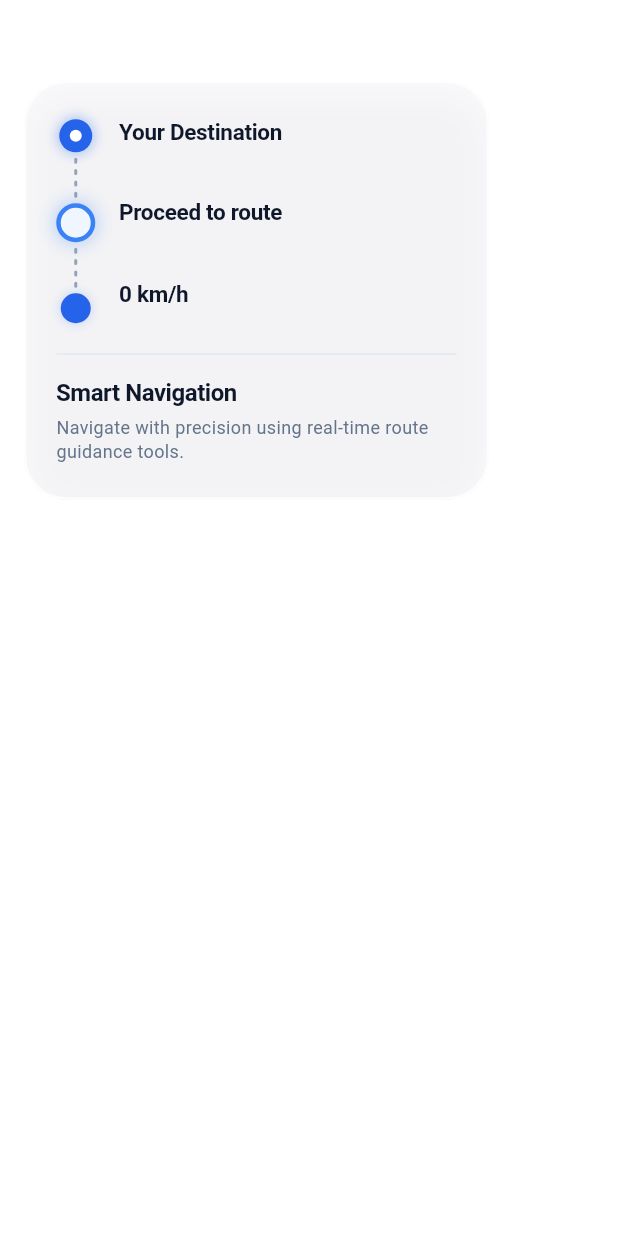
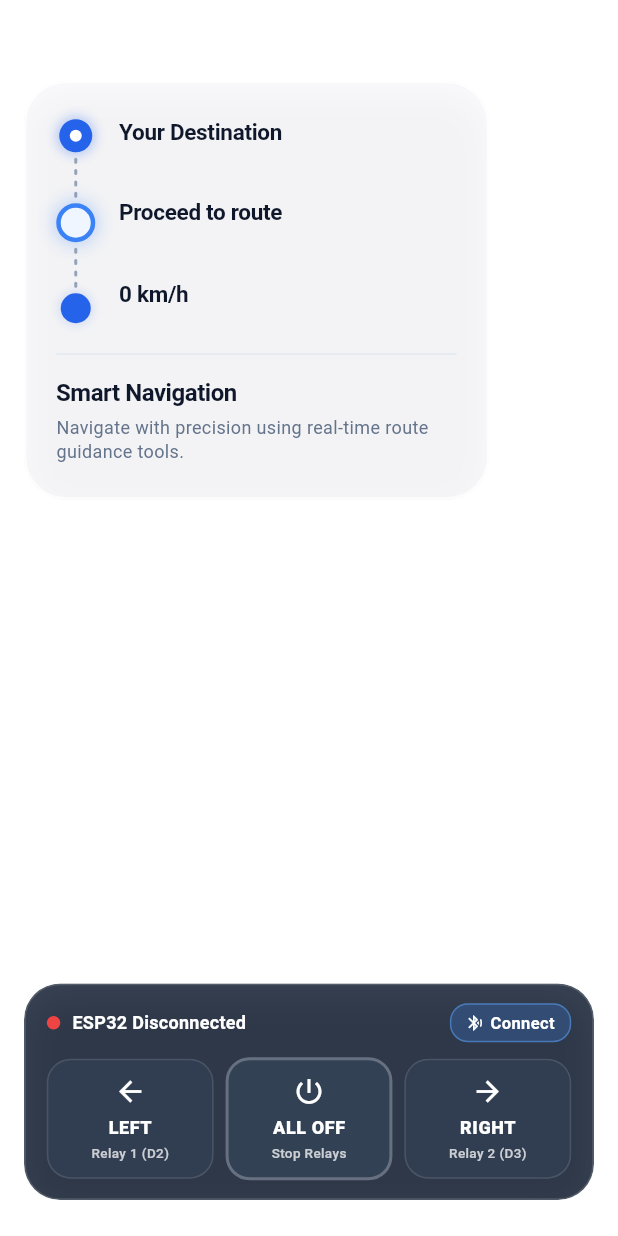
Before and after one commit to vistaratech/Rodeway, a Flutter app: the SmartNavigationScreen screen opened directly with empty values, on a phone screen of 412 x 824 dp. Run offline on Flutter 3.47's test engine with Material 3 defaults, Android fonts, the phone set to English and light mode, and no system bars; our stand-ins replace flutter_dotenv, geolocator, location, permission_handler, plugin_platform_interface, shared_preferences and 1 more; missing offline and left inert: dart:html, flutter_reactive_ble, google_navigation_flutter; accounts and stored records are empty; network calls fail.

Commit message:
Configure environment variables, secure API keys for Play Store, and update BLE indicator support

```diff
--- a/lib/main.dart
+++ b/lib/main.dart
@@ -1,7 +1,9 @@
 import 'package:cleadr/src/app.dart';
 import 'package:flutter/material.dart';
+import 'package:flutter_dotenv/flutter_dotenv.dart';
 
-void main() {
+Future<void> main() async {
   WidgetsFlutterBinding.ensureInitialized();
+  await dotenv.load(fileName: ".env");
   runApp(const CleadrApp());
 }
--- a/lib/src/screens/smart_navigation.dart
+++ b/lib/src/screens/smart_navigation.dart
@@ -1,8 +1,8 @@
 import 'dart:async';
 import 'dart:ui';
-import 'package:cleadr/src/screens/maps_navigation.dart';
 import 'package:cleadr/src/services/ble_service.dart';
 import 'package:cleadr/src/services/location_service.dart';
+import 'package:cleadr/src/util/indicator_control_panel.dart';
 import 'package:flutter/material.dart';
 import 'package:geolocator/geolocator.dart';
 import 'package:google_navigation_flutter/google_navigation_flutter.dart';
@@ -300,6 +300,16 @@ class _SmartNavigationScreenState extends State<SmartNavigationScreen> {
           ),
         ),
       ),
+
+      // Bottom Quick Indicator Controller
+      const Positioned(
+        bottom: 24,
+        left: 16,
+        right: 16,
+        child: SafeArea(
+          child: IndicatorControlPanel(),
+        ),
+      ),
     ],
   ),
 );
--- a/lib/src/services/ble_service.dart
+++ b/lib/src/services/ble_service.dart
@@ -3,6 +3,7 @@ import 'dart:convert';
 
 import 'package:cleadr/src/util/functions.dart';
 import 'package:flutter/foundation.dart';
+import 'package:flutter_dotenv/flutter_dotenv.dart';
 import 'package:flutter_reactive_ble/flutter_reactive_ble.dart';
 import 'package:permission_handler/permission_handler.dart';
 import 'package:shared_preferences/shared_preferences.dart';
@@ -27,11 +28,11 @@ class BleService {
   BleService._internal();
   static final BleService instance = BleService._internal();
 
-  // ── ESP32 BLE UUIDs ──
+  // ── ESP32 BLE UUIDs (loaded from .env) ──
   static final Uuid _serviceUuid =
-      Uuid.parse('4fafc201-1fb5-459e-8fcc-c5c9c331914b');
+      Uuid.parse(dotenv.env['BLE_SERVICE_UUID'] ?? '4fafc201-1fb5-459e-8fcc-c5c9c331914b');
   static final Uuid _characteristicUuid =
-      Uuid.parse('beb5483e-36e1-4688-b7f5-ea07361b26a8');
+      Uuid.parse(dotenv.env['BLE_CHARACTERISTIC_UUID'] ?? 'beb5483e-36e1-4688-b7f5-ea07361b26a8');
 
   // ── SharedPreferences key ──
   static const String _savedDeviceIdKey = 'ble_last_device_id';
@@ -45,6 +46,9 @@ class BleService {
 
   /// Notifies UI whenever a command is sent to ESP32 (e.g. 'RIGHT_ON', 'LEFT_ON', 'ALL_OFF')
   final ValueNotifier<String?> lastSentCommand = ValueNotifier(null);
+
+  /// Active indicator state for UI buttons: 'NONE', 'LEFT', 'RIGHT'
+  final ValueNotifier<String> activeIndicator = ValueNotifier('NONE');
 
   String? _connectedDeviceId;
   String? _connectedDeviceName;
@@ -312,6 +316,16 @@ class BleService {
             _stopReconnectTimer();
             _updateState(BleConnectionState.connected);
             debugLog('BleService: Connected to $deviceName ✓');
+
+            // Request low latency / high performance connection for instantaneous relay response
+            try {
+              _ble.requestConnectionPriority(
+                deviceId: deviceId,
+                priority: ConnectionPriority.highPerformance,
+              );
+            } catch (e) {
+              debugLog('BleService: Could not request high connection priority: $e');
+            }
             break;
 
           case DeviceConnectionState.disconnected:
@@ -374,39 +388,85 @@ class BleService {
   }
 
   // ─────────────────────────────────────────────
-  //  Sending Commands
+  //  Sending Commands & Manual Controls
   // ─────────────────────────────────────────────
 
+  void _updateActiveIndicatorFromCommand(String command) {
+    if (command.contains('LEFT')) {
+      activeIndicator.value = 'LEFT';
+    } else if (command.contains('RIGHT')) {
+      activeIndicator.value = 'RIGHT';
+    } else if (command.contains('OFF')) {
+      activeIndicator.value = 'NONE';
+    }
+  }
+
   /// Send a raw BLE command string to the ESP32.
-  Future<void> sendCommand(String command, {bool force = false}) async {
-    final timestamp = '${DateTime.now().hour}:${DateTime.now().minute.toString().padLeft(2, '0')}:${DateTime.now().second.toString().padLeft(2, '0')}';
+  Future<bool> sendCommand(String command, {bool force = false}) async {
+    final timestamp =
+        '${DateTime.now().hour}:${DateTime.now().minute.toString().padLeft(2, '0')}:${DateTime.now().second.toString().padLeft(2, '0')}';
+
+    _updateActiveIndicatorFromCommand(command);
 
     if (_writeCharacteristic == null) {
       debugLog('BleService: Cannot send "$command" — not connected');
       _lastBleCommand = command;
       lastSentCommand.value = '$command ($timestamp)';
-      return;
+      return false;
     }
 
     // Duplicate prevention (unless force is true)
     if (!force && command == _lastBleCommand) {
-      return;
+      return true;
     }
 
     try {
       final bytes = utf8.encode(command);
-      await _ble.writeCharacteristicWithResponse(
-        _writeCharacteristic!,
-        value: bytes,
-      );
+      // Attempt fast write without response first; fallback to with-response if unsupported
+      try {
+        await _ble.writeCharacteristicWithoutResponse(
+          _writeCharacteristic!,
+          value: bytes,
+        );
+      } catch (_) {
+        await _ble.writeCharacteristicWithResponse(
+          _writeCharacteristic!,
+          value: bytes,
+        );
+      }
       _lastBleCommand = command;
       lastSentCommand.value = '$command ($timestamp)';
       debugLog('BleService: Sent "$command" ✓');
-      print('[BleService] Successfully transmitted signal to ESP32: $command');
+      debugLog('[BleService] Successfully transmitted signal to ESP32: $command');
+      return true;
     } catch (e) {
       debugLog('BleService: Failed to send "$command": $e');
       lastSentCommand.value = '$command ($timestamp)';
+      return false;
     }
+  }
+
+  /// Toggle Left Indicator: If active, turn OFF; else turn LEFT ON.
+  Future<void> toggleLeft() async {
+    if (activeIndicator.value == 'LEFT') {
+      await sendCommand('ALL_OFF', force: true);
+    } else {
+      await sendCommand('LEFT_ON', force: true);
+    }
+  }
+
+  /// Toggle Right Indicator: If active, turn OFF; else turn RIGHT ON.
+  Future<void> toggleRight() async {
+    if (activeIndicator.value == 'RIGHT') {
+      await sendCommand('ALL_OFF', force: true);
+    } else {
+      await sendCommand('RIGHT_ON', force: true);
+    }
+  }
+
+  /// Force turn off all relays.
+  Future<void> turnOffAll() async {
+    await sendCommand('ALL_OFF', force: true);
   }
 
   // ─────────────────────────────────────────────
--- a/lib/src/util/constants.dart
+++ b/lib/src/util/constants.dart
@@ -1,4 +1,6 @@
 // ignore_for_file: constant_identifier_names
 
-const String GOOGLE_MAPS_API_KEY = "AIzaSyBC-9h-ad-8t_40wZCkUeB1TPhQUvfGelM";
-const int TARGET_LANE_LIMIT = 4;
+import 'package:flutter_dotenv/flutter_dotenv.dart';
+
+final String GOOGLE_MAPS_API_KEY = dotenv.env['GOOGLE_MAPS_API_KEY'] ?? '';
+final int TARGET_LANE_LIMIT = int.tryParse(dotenv.env['TARGET_LANE_LIMIT'] ?? '4') ?? 4;
--- /dev/null
+++ b/lib/src/util/indicator_control_panel.dart
@@ -0,0 +1,392 @@
+import 'dart:async';
+import 'dart:ui';
+import 'package:cleadr/src/services/ble_service.dart';
+import 'package:flutter/material.dart';
+import 'package:flutter/services.dart';
+
+/// A sleek, interactive glassmorphic control panel for manual and automated
+/// ESP32 2-Channel Relay Indicator testing and live status feedback.
+class IndicatorControlPanel extends StatefulWidget {
+  final bool isCompact;
+  final VoidCallback? onClose;
+
+  const IndicatorControlPanel({
+    super.key,
+    this.isCompact = false,
+    this.onClose,
+  });
+
+  @override
+  State<IndicatorControlPanel> createState() => _IndicatorControlPanelState();
+}
+
+class _IndicatorControlPanelState extends State<IndicatorControlPanel>
+    with SingleTickerProviderStateMixin {
+  late AnimationController _blinkController;
+  bool _blinkVisible = true;
+  Timer? _blinkTimer;
+
+  @override
+  void initState() {
+    super.initState();
+    _blinkController = AnimationController(
+      vsync: this,
+      duration: const Duration(milliseconds: 400),
+    )..repeat(reverse: true);
+
+    _blinkTimer = Timer.periodic(const Duration(milliseconds: 400), (_) {
+      if (mounted) {
+        setState(() {
+          _blinkVisible = !_blinkVisible;
+        });
+      }
+    });
+  }
+
+  @override
+  void dispose() {
+    _blinkTimer?.cancel();
+    _blinkController.dispose();
+    super.dispose();
+  }
+
+  @override
+  Widget build(BuildContext context) {
+    return ValueListenableBuilder<BleConnectionState>(
+      valueListenable: BleService.instance.connectionState,
+      builder: (context, connState, _) {
+        return ValueListenableBuilder<String>(
+          valueListenable: BleService.instance.activeIndicator,
+          builder: (context, activeInd, _) {
+            return ValueListenableBuilder<String?>(
+              valueListenable: BleService.instance.lastSentCommand,
+              builder: (context, lastCmd, _) {
+                return _buildPanel(
+                  context,
+                  connState: connState,
+                  activeIndicator: activeInd,
+                  lastCommand: lastCmd,
+                );
+              },
+            );
+          },
+        );
+      },
+    );
+  }
+
+  Widget _buildPanel(
+    BuildContext context, {
+    required BleConnectionState connState,
+    required String activeIndicator,
+    required String? lastCommand,
+  }) {
+    final isConnected = connState == BleConnectionState.connected;
+    final isScanning = connState == BleConnectionState.scanning ||
+        connState == BleConnectionState.connecting ||
+        connState == BleConnectionState.reconnecting;
+
+    final isLeftActive = activeIndicator == 'LEFT';
+    final isRightActive = activeIndicator == 'RIGHT';
+    final isAllOff = activeIndicator == 'NONE';
+
+    return ClipRRect(
+      borderRadius: BorderRadius.circular(24),
+      child: BackdropFilter(
+        filter: ImageFilter.blur(sigmaX: 16, sigmaY: 16),
+        child: Container(
+          padding: const EdgeInsets.symmetric(horizontal: 14, vertical: 12),
+          decoration: BoxDecoration(
+            color: const Color(0xFF1E293B).withValues(alpha: 0.88),
+            borderRadius: BorderRadius.circular(24),
+            border: Border.all(
+              color: Colors.white.withValues(alpha: 0.15),
+              width: 1.2,
+            ),
+            boxShadow: [
+              BoxShadow(
+                color: Colors.black.withValues(alpha: 0.35),
+                blurRadius: 20,
+                offset: const Offset(0, 8),
+              ),
+            ],
+          ),
+          child: Column(
+            mainAxisSize: MainAxisSize.min,
+            children: [
+              // Top Bar: Connection status & Quick Connect
+              Row(
+                children: [
+                  // Status dot
+                  Container(
+                    width: 9,
+                    height: 9,
+                    decoration: BoxDecoration(
+                      shape: BoxShape.circle,
+                      color: isConnected
+                          ? const Color(0xFF10B981)
+                          : (isScanning ? const Color(0xFFF59E0B) : const Color(0xFFEF4444)),
+                      boxShadow: [
+                        if (isConnected)
+                          BoxShadow(
+                            color: const Color(0xFF10B981).withValues(alpha: 0.6),
+                            blurRadius: 6,
+                            spreadRadius: 2,
+                          ),
+                      ],
+                    ),
+                  ),
+                  const SizedBox(width: 8),
+                  Expanded(
+                    child: Text(
+                      isConnected
+                          ? 'ESP32 Connected (Relay Ready)'
+                          : (isScanning ? 'Connecting to ESP32...' : 'ESP32 Disconnected'),
+                      style: const TextStyle(
+                        color: Colors.white,
+                        fontSize: 12,
+                        fontWeight: FontWeight.w600,
+                        letterSpacing: 0.2,
+                      ),
+                      overflow: TextOverflow.ellipsis,
+                    ),
+                  ),
+
+                  // Connect / Reconnect Button
+                  if (!isConnected)
+                    InkWell(
+                      onTap: () {
+                        HapticFeedback.lightImpact();
+                        BleService.instance.scanAndConnect();
+                      },
+                      borderRadius: BorderRadius.circular(12),
+                      child: Container(
+                        padding: const EdgeInsets.symmetric(horizontal: 10, vertical: 4),
+                        decoration: BoxDecoration(
+                          color: const Color(0xFF3B82F6).withValues(alpha: 0.25),
+                          borderRadius: BorderRadius.circular(12),
+                          border: Border.all(
+                            color: const Color(0xFF60A5FA).withValues(alpha: 0.5),
+                            width: 1,
+                          ),
+                        ),
+                        child: Row(
+                          mainAxisSize: MainAxisSize.min,
+                          children: [
+                            if (isScanning)
+                              const SizedBox(
+                                width: 10,
+                                height: 10,
+                                child: CircularProgressIndicator(
+                                  strokeWidth: 1.5,
+                                  valueColor: AlwaysStoppedAnimation<Color>(Colors.white),
+                                ),
+                              )
+                            else
+                              const Icon(Icons.bluetooth_searching, size: 12, color: Colors.white),
+                            const SizedBox(width: 4),
+                            Text(
+                              isScanning ? 'Pairing' : 'Connect',
+                              style: const TextStyle(
+                                color: Colors.white,
+                                fontSize: 11,
+                                fontWeight: FontWeight.w600,
+                              ),
+                            ),
+                          ],
+                        ),
+                      ),
+                    ),
+
+                  if (widget.onClose != null) ...[
+                    const SizedBox(width: 6),
+                    InkWell(
+                      onTap: widget.onClose,
+                      borderRadius: BorderRadius.circular(12),
+                      child: Container(
+                        padding: const EdgeInsets.all(4),
+                        decoration: BoxDecoration(
+                          color: Colors.white.withValues(alpha: 0.1),
+                          shape: BoxShape.circle,
+                        ),
+                        child: const Icon(Icons.close, size: 14, color: Colors.white70),
+                      ),
+                    ),
+                  ],
+                ],
+              ),
+
+              const SizedBox(height: 10),
+
+              // ── 3 Main Control Buttons: LEFT | ALL OFF | RIGHT ──
+              Row(
+                children: [
+                  // 1. LEFT BUTTON
+                  Expanded(
+                    child: _buildIndicatorButton(
+                      label: 'LEFT',
+                      sublabel: 'Relay 1 (D2)',
+                      icon: Icons.arrow_back,
+                      isActive: isLeftActive,
+                      activeColor: const Color(0xFFF59E0B), // Vibrant Amber Indicator Color
+                      onTap: () async {
+                        HapticFeedback.heavyImpact();
+                        await BleService.instance.toggleLeft();
+                      },
+                    ),
+                  ),
+
+                  const SizedBox(width: 8),
+
+                  // 2. ALL OFF BUTTON
+                  Expanded(
+                    child: _buildIndicatorButton(
+                      label: 'ALL OFF',
+                      sublabel: 'Stop Relays',
+                      icon: Icons.power_settings_new,
+                      isActive: isAllOff,
+                      isOffButton: true,
+                      activeColor: const Color(0xFFEF4444),
+                      onTap: () async {
+                        HapticFeedback.mediumImpact();
+                        await BleService.instance.turnOffAll();
+                      },
+                    ),
+                  ),
+
+                  const SizedBox(width: 8),
+
+                  // 3. RIGHT BUTTON
+                  Expanded(
+                    child: _buildIndicatorButton(
+                      label: 'RIGHT',
+                      sublabel: 'Relay 2 (D3)',
+                      icon: Icons.arrow_forward,
+                      isActive: isRightActive,
+                      activeColor: const Color(0xFFF59E0B), // Vibrant Amber Indicator Color
+                      onTap: () async {
+                        HapticFeedback.heavyImpact();
+                        await BleService.instance.toggleRight();
+                      },
+                    ),
+                  ),
+                ],
+              ),
+
+              if (lastCommand != null) ...[
+                const SizedBox(height: 8),
+                Text(
+                  'Command: $lastCommand',
+                  style: TextStyle(
+                    color: Colors.white.withValues(alpha: 0.6),
+                    fontSize: 10,
+                    fontFamily: 'monospace',
+                  ),
+                ),
+              ],
+            ],
+          ),
+        ),
+      ),
+    );
+  }
+
+  Widget _buildIndicatorButton({
+    required String label,
+    required String sublabel,
+    required IconData icon,
+    required bool isActive,
+    required Color activeColor,
+    required VoidCallback onTap,
+    bool isOffButton = false,
+  }) {
+    // When active and NOT the off button, apply animated blinking glow
+    final isBlinking = isActive && !isOffButton;
+    final showGlow = isBlinking ? _blinkVisible : isActive;
+
+    Color bg;
+    Color borderCol;
+    Color textCol;
+
+    if (isOffButton) {
+      if (isActive) {
+        bg = const Color(0xFF334155);
+        borderCol = Colors.white.withValues(alpha: 0.25);
+        textCol = Colors.white;
+      } else {
+        bg = const Color(0xFF1E293B);
+        borderCol = Colors.white.withValues(alpha: 0.1);
+        textCol = Colors.white70;
+      }
+    } else {
+      if (isActive) {
+        bg = showGlow
+            ? activeColor.withValues(alpha: 0.95)
+            : activeColor.withValues(alpha: 0.35);
+        borderCol = activeColor;
+        textCol = showGlow ? Colors.black : Colors.white;
+      } else {
+        bg = const Color(0xFF334155).withValues(alpha: 0.6);
+        borderCol = Colors.white.withValues(alpha: 0.12);
+        textCol = Colors.white;
+      }
+    }
+
+    return Material(
+      color: Colors.transparent,
+      child: InkWell(
+        onTap: onTap,
+        borderRadius: BorderRadius.circular(16),
+        child: AnimatedContainer(
+          duration: const Duration(milliseconds: 180),
+          padding: const EdgeInsets.symmetric(vertical: 10, horizontal: 6),
+          decoration: BoxDecoration(
+            color: bg,
+            borderRadius: BorderRadius.circular(16),
+            border: Border.all(
+              color: borderCol,
+              width: isActive ? 2.0 : 1.0,
+            ),
+            boxShadow: [
+              if (isActive && showGlow && !isOffButton)
+                BoxShadow(
+                  color: activeColor.withValues(alpha: 0.65),
+                  blurRadius: 14,
+                  spreadRadius: 2,
+                ),
+            ],
+          ),
+          child: Column(
+            mainAxisSize: MainAxisSize.min,
+            children: [
+              Icon(
+                icon,
+                color: textCol,
+                size: 22,
+              ),
+              const SizedBox(height: 4),
+              Text(
+                label,
+                style: TextStyle(
+                  color: textCol,
+                  fontSize: 12,
+                  fontWeight: FontWeight.w800,
+                  letterSpacing: 0.4,
+                ),
+              ),
+              const SizedBox(height: 2),
+              Text(
+                sublabel,
+                style: TextStyle(
+                  color: textCol.withValues(alpha: 0.75),
+                  fontSize: 9,
+                  fontWeight: FontWeight.w500,
+                ),
+              ),
+            ],
+          ),
+        ),
+      ),
+    );
+  }
+}
--- a/pubspec.yaml
+++ b/pubspec.yaml
@@ -25,6 +25,7 @@ dependencies:
   permission_handler: ^11.3.1
   flutter_reactive_ble: '>=5.3.1 <5.4.0'
   shared_preferences: ^2.3.4
+  flutter_dotenv: ^5.2.1
 
 dev_dependencies:
   flutter_test:
@@ -41,3 +42,5 @@ flutter:
   assets:
     # Add assets from the images directory to the application.
     - assets/images/
+    # Environment variables
+    - .env
```
Also changed, not shown: lib/src/screens/maps.dart (+79 -0 lines), lib/src/screens/navigation.dart (+32 -26 lines), pubspec.lock, 12 other files.
